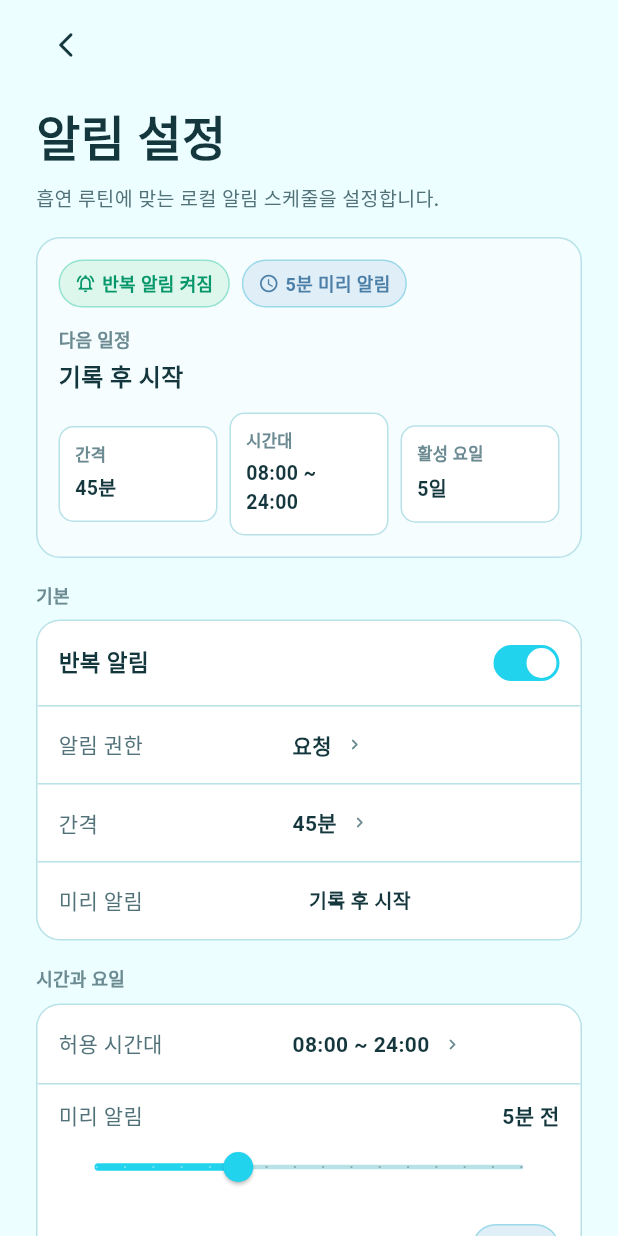
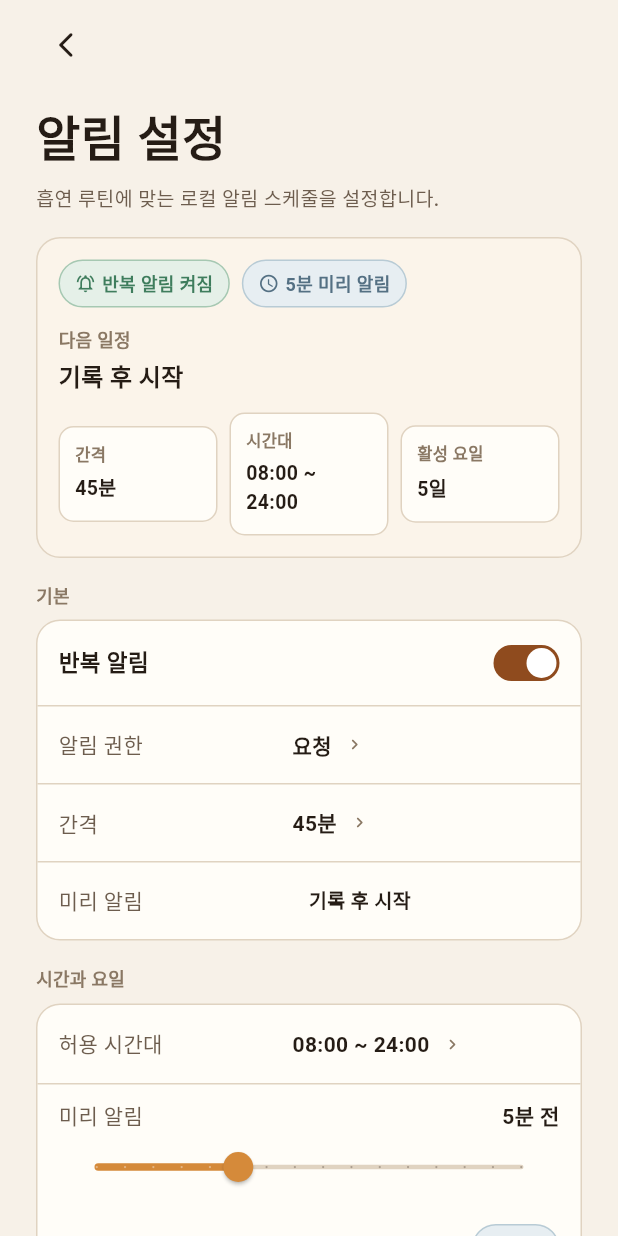
Before and after one commit to Forevernewvie/smoketimer, a Flutter app: the screen it shows after launch, after a tap on "건너뛰기", after a tap on "알림 설정", on a phone screen of 412 x 824 dp. Run offline on Flutter 3.47's test engine with Material 3 defaults, Android fonts, the phone set to English and light mode, and no system bars; our stand-ins replace flutter_local_notifications, flutter_riverpod, flutter_timezone, google_mobile_ads, shared_preferences, timezone; missing offline and left inert: home_widget; Roboto replaces fonts that are missing (Sora).

Commit message:
Align the smoking timer around a quieter ritual tone
Replace the cool cyan health-app palette with a warm amber, ivory, and charcoal system after checking current store references for timer and smoking tracker apps. The same tone now covers in-app surfaces, launch/app icons, splash backgrounds, and home widgets.

Constraint: User asked to reanalyze the UI tone against Play Store and App Store references, then apply the best-fitting tone.

Rejected: Keep the cyan/mint palette | it read as too cold and generic for a timer-centered smoking interval app.

Rejected: Neon, gamified, or smoke-effect styling | it would distract from the timer and risk glamorizing smoking behavior.

Confidence: high

Scope-risk: moderate

Directive: Future tone changes must update shared tokens, launcher/splash assets, widgets, and contrast coverage together.

Tested: git diff --check; flutter analyze; flutter test; targeted contrast/status tests; Android emulator debug install and visual smoke screenshot.

Not-tested: iOS device run and release signing/store submission flows.

Co-authored-by: OmX <omx@oh-my-codex.dev>

```diff
--- a/lib/main.dart
+++ b/lib/main.dart
@@ -75,6 +75,8 @@ class SmokeTimerApp extends ConsumerWidget {
           seedColor: SmokeUiPalette.accent,
           primary: SmokeUiPalette.accentDark,
           secondary: SmokeUiPalette.mint,
+          tertiary: SmokeUiPalette.info,
+          surface: SmokeUiTheme.light.surface,
         ),
       ),
       darkTheme: ThemeData(
@@ -83,8 +85,9 @@ class SmokeTimerApp extends ConsumerWidget {
         scaffoldBackgroundColor: SmokeUiTheme.dark.background,
         colorScheme: const ColorScheme.dark(
           primary: SmokeUiPalette.accent,
-          secondary: SmokeUiPalette.info,
-          surface: Color(0xFF16211E),
+          secondary: SmokeUiPalette.mint,
+          tertiary: SmokeUiPalette.info,
+          surface: Color(0xFF211912),
         ),
       ),
       home: const RootStageScreen(),
--- a/lib/screens/step0_smoker_timer_screen_heroes.dart
+++ b/lib/screens/step0_smoker_timer_screen_heroes.dart
@@ -12,8 +12,8 @@ class _RingHero extends StatelessWidget {
   Widget build(BuildContext context) {
     final ui = SmokeUiTheme.of(context);
     final centerFill = Theme.of(context).brightness == Brightness.dark
-        ? const Color(0xFF0F1318)
-        : const Color(0xFF121417);
+        ? const Color(0xFF4A2D1A)
+        : const Color(0xFF3A2417);
     return SurfaceCard(
       padding: const EdgeInsets.all(16),
       strokeColor: ui.border,
@@ -60,7 +60,7 @@ class _RingHero extends StatelessWidget {
                         Text(
                           '42',
                           style: TextStyle(
-                            color: Color(0xFFF8FAFC),
+                            color: Color(0xFFFFF7EA),
                             fontFamily: 'Sora',
                             fontSize: 42,
                             fontWeight: FontWeight.w700,
@@ -70,7 +70,7 @@ class _RingHero extends StatelessWidget {
                         Text(
                           '분 경과',
                           style: TextStyle(
-                            color: Color(0xFFD0D7E2),
+                            color: Color(0xFFEBD6BC),
                             fontSize: 11,
                             fontWeight: FontWeight.w600,
                           ),
@@ -119,9 +119,9 @@ class _BarHero extends StatelessWidget {
                 mainAxisAlignment: MainAxisAlignment.spaceBetween,
                 crossAxisAlignment: CrossAxisAlignment.end,
                 children: const [
-                  _BarChartPillar(height: 62, color: Color(0xFFFFD8B8)),
-                  _BarChartPillar(height: 94, color: Color(0xFFFFB67E)),
-                  _BarChartPillar(height: 52, color: Color(0xFFFFE4CE)),
+                  _BarChartPillar(height: 62, color: Color(0xFFECCDA8)),
+                  _BarChartPillar(height: 94, color: Color(0xFFE2A864)),
+                  _BarChartPillar(height: 52, color: Color(0xFFF3DDC1)),
                   _BarChartPillar(height: 112, color: SmokeUiPalette.accent),
                   _BarChartPillar(height: 74, color: SmokeUiPalette.mint),
                 ],
--- a/lib/screens/step0_smoker_timer_screen_page.dart
+++ b/lib/screens/step0_smoker_timer_screen_page.dart
@@ -142,8 +142,8 @@ class _OnboardingPage extends StatelessWidget {
   /// Maps page index to its supporting accent color.
   Color _resolveAccentColor(int index) {
     return switch (index) {
-      0 => const Color(0xFF1D4ED8),
-      1 => SmokeUiPalette.accentDark,
+      0 => SmokeUiPalette.accentDark,
+      1 => SmokeUiPalette.info,
       _ => SmokeUiPalette.mint,
     };
   }
@@ -166,7 +166,7 @@ class _OnboardingHeader extends StatelessWidget {
         Text(
           '${pageIndex + 1}/3',
           style: const TextStyle(
-            color: Color(0xFF1D4ED8),
+            color: SmokeUiPalette.accentDark,
             fontSize: 12,
             fontWeight: FontWeight.w700,
           ),
--- a/lib/screens/step0_splash_screen.dart
+++ b/lib/screens/step0_splash_screen.dart
@@ -59,7 +59,7 @@ class _SplashA3Card extends StatelessWidget {
                 icon: Icons.timer_outlined,
                 foregroundColor: SmokeUiPalette.accentDark,
                 backgroundColor: SmokeUiPalette.accentSoft,
-                borderColor: Color(0xFFFFC89E),
+                borderColor: SmokeUiPalette.accentBorder,
               ),
               const SizedBox(height: 16),
               Row(
--- a/lib/screens/step1_screen_alert_overview.dart
+++ b/lib/screens/step1_screen_alert_overview.dart
@@ -119,25 +119,25 @@ class _AlertTonePalette {
         return const _AlertTonePalette(
           foregroundColor: SmokeUiPalette.info,
           backgroundColor: SmokeUiPalette.infoSoft,
-          borderColor: Color(0xFF9BD9E8),
+          borderColor: SmokeUiPalette.infoBorder,
         );
       case AlertSettingsTone.warning:
         return const _AlertTonePalette(
           foregroundColor: SmokeUiPalette.warning,
           backgroundColor: SmokeUiPalette.warningSoft,
-          borderColor: Color(0xFFF3C58F),
+          borderColor: SmokeUiPalette.warningBorder,
         );
       case AlertSettingsTone.success:
         return const _AlertTonePalette(
           foregroundColor: SmokeUiPalette.mint,
           backgroundColor: SmokeUiPalette.mintSoft,
-          borderColor: Color(0xFF94E3CF),
+          borderColor: SmokeUiPalette.mintBorder,
         );
       case AlertSettingsTone.risk:
         return const _AlertTonePalette(
           foregroundColor: SmokeUiPalette.risk,
           backgroundColor: SmokeUiPalette.riskSoft,
-          borderColor: Color(0xFFF4B6B3),
+          borderColor: SmokeUiPalette.riskBorder,
         );
     }
   }
--- a/lib/screens/step1_screen_home.dart
+++ b/lib/screens/step1_screen_home.dart
@@ -68,8 +68,8 @@ class _HomeCard extends StatelessWidget {
   @override
   Widget build(BuildContext context) {
     final ringCenterFill = Theme.of(context).brightness == Brightness.dark
-        ? const Color(0xFF10211D)
-        : const Color(0xFF17312B);
+        ? const Color(0xFF4A2D1A)
+        : const Color(0xFF3A2417);
     final textScale = MediaQuery.textScalerOf(context).scale(1);
     final intervalPresentation = HomeStatusPresenter.buildIntervalStatus(
       HomeIntervalStatusInput(
--- a/lib/screens/step1_screen_home_hero.dart
+++ b/lib/screens/step1_screen_home_hero.dart
@@ -112,7 +112,7 @@ class _HomeHeroSection extends StatelessWidget {
                           Text(
                             elapsedMinutes.toString(),
                             style: const TextStyle(
-                              color: Color(0xFFF8FAFC),
+                              color: Color(0xFFFFF7EA),
                               fontFamily: 'Sora',
                               fontSize: _ringValueFontSize,
                               fontWeight: FontWeight.w700,
@@ -122,7 +122,7 @@ class _HomeHeroSection extends StatelessWidget {
                           const Text(
                             '분 경과',
                             style: TextStyle(
-                              color: Color(0xFFD0D7E2),
+                              color: Color(0xFFEBD6BC),
                               fontSize: _ringLabelFontSize,
                               fontWeight: FontWeight.w600,
                             ),
--- a/lib/screens/step1_screen_home_status.dart
+++ b/lib/screens/step1_screen_home_status.dart
@@ -83,25 +83,25 @@ class _StatusTonePalette {
         return const _StatusTonePalette(
           foregroundColor: SmokeUiPalette.info,
           backgroundColor: SmokeUiPalette.infoSoft,
-          borderColor: Color(0xFF9BD9E8),
+          borderColor: SmokeUiPalette.infoBorder,
         );
       case HomeStatusTone.warning:
         return const _StatusTonePalette(
           foregroundColor: SmokeUiPalette.warning,
           backgroundColor: SmokeUiPalette.warningSoft,
-          borderColor: Color(0xFFF3C58F),
+          borderColor: SmokeUiPalette.warningBorder,
         );
       case HomeStatusTone.success:
         return const _StatusTonePalette(
           foregroundColor: SmokeUiPalette.mint,
           backgroundColor: SmokeUiPalette.mintSoft,
-          borderColor: Color(0xFF94E3CF),
+          borderColor: SmokeUiPalette.mintBorder,
         );
       case HomeStatusTone.risk:
         return const _StatusTonePalette(
           foregroundColor: SmokeUiPalette.risk,
           backgroundColor: SmokeUiPalette.riskSoft,
-          borderColor: Color(0xFFF4B6B3),
+          borderColor: SmokeUiPalette.riskBorder,
         );
     }
   }
--- a/lib/screens/step1_screen_home_summary.dart
+++ b/lib/screens/step1_screen_home_summary.dart
@@ -58,8 +58,8 @@ class _HomeRhythmCoachCard extends StatelessWidget {
                     ? SmokeUiPalette.mintSoft
                     : SmokeUiPalette.accentSoft,
                 borderColor: isBeyondTarget
-                    ? const Color(0xFF94E3CF)
-                    : const Color(0xFF8CE3F1),
+                    ? SmokeUiPalette.mintBorder
+                    : SmokeUiPalette.accentBorder,
               ),
             ),
             const SizedBox(height: SmokeUiSpacing.sm),
@@ -206,7 +206,7 @@ class _CravingPauseCard extends StatelessWidget {
                 icon: Icons.lock_outline_rounded,
                 foregroundColor: SmokeUiPalette.accentDark,
                 backgroundColor: SmokeUiPalette.accentSoft,
-                borderColor: const Color(0xFF8CE3F1),
+                borderColor: SmokeUiPalette.accentBorder,
               ),
             ),
             const SizedBox(height: SmokeUiSpacing.sm),
--- a/lib/screens/step1_screen_shared.dart
+++ b/lib/screens/step1_screen_shared.dart
@@ -63,7 +63,7 @@ TextStyle _settingRowLabelStyle(SmokeUiTheme ui, _Step1SettingRowTone tone) {
       fontWeight: FontWeight.w500,
     ),
     _Step1SettingRowTone.danger => const TextStyle(
-      color: Color(0xFFD95B57),
+      color: SmokeUiPalette.risk,
       fontSize: 14,
       fontWeight: FontWeight.w600,
     ),
--- a/lib/widgets/pen_design_widgets.dart
+++ b/lib/widgets/pen_design_widgets.dart
@@ -5,24 +5,29 @@ import 'package:flutter/material.dart';
 class SmokeUiPalette {
   const SmokeUiPalette._();
 
-  static const background = Color(0xFFECFEFF);
-  static const backgroundElevated = Color(0xFFDDF7FB);
-  static const surface = Color(0xFFFFFFFF);
-  static const surfaceBorder = Color(0xFFB8E2E8);
-  static const textPrimary = Color(0xFF14363D);
-  static const textSecondary = Color(0xFF52727A);
-  static const accent = Color(0xFF22D3EE);
-  static const accentDark = Color(0xFF0891B2);
-  static const accentSoft = Color(0xFFDDF7FB);
-  static const mint = Color(0xFF059669);
-  static const mintSoft = Color(0xFFDDF7EC);
-  static const info = Color(0xFF4C7FA7);
-  static const infoSoft = Color(0xFFE0EEF8);
-  static const warning = Color(0xFFC07A33);
-  static const warningSoft = Color(0xFFF8E8D8);
-  static const risk = Color(0xFFD95B57);
-  static const riskSoft = Color(0xFFFEE2E2);
-  static const neutralSoft = Color(0xFFEAF1EE);
+  static const background = Color(0xFFF7F1E8);
+  static const backgroundElevated = Color(0xFFF0E6D8);
+  static const surface = Color(0xFFFFFDF8);
+  static const surfaceBorder = Color(0xFFE0D3C1);
+  static const textPrimary = Color(0xFF251C15);
+  static const textSecondary = Color(0xFF6D5D4E);
+  static const accent = Color(0xFFD58A3A);
+  static const accentDark = Color(0xFF8F4B1E);
+  static const accentSoft = Color(0xFFF8E6CF);
+  static const accentBorder = Color(0xFFE6BA85);
+  static const mint = Color(0xFF3F7D5D);
+  static const mintSoft = Color(0xFFE5F0E8);
+  static const mintBorder = Color(0xFFA6C8B2);
+  static const info = Color(0xFF547083);
+  static const infoSoft = Color(0xFFE7EEF2);
+  static const infoBorder = Color(0xFFB8CBD5);
+  static const warning = Color(0xFF9B5B1F);
+  static const warningSoft = Color(0xFFF5E1C8);
+  static const warningBorder = Color(0xFFD9B177);
+  static const risk = Color(0xFFB94A43);
+  static const riskSoft = Color(0xFFF6DEDA);
+  static const riskBorder = Color(0xFFDFA49E);
+  static const neutralSoft = Color(0xFFEFE6D8);
 }
 
 class SmokeUiSpacing {
@@ -73,31 +78,31 @@ class SmokeUiTheme {
   final Color ringTrack;
 
   static const SmokeUiTheme light = SmokeUiTheme._(
-    background: Color(0xFFECFEFF),
-    surface: Color(0xFFFFFFFF),
-    surfaceAlt: Color(0xFFF5FDFF),
-    border: Color(0xFFB8E2E8),
-    textPrimary: Color(0xFF14363D),
-    textSecondary: Color(0xFF52727A),
-    textMuted: Color(0xFF6B8A91),
-    neutralSoft: Color(0xFFE6F6F8),
-    criticalSoft: Color(0xFFFEE2E2),
-    criticalBorder: Color(0xFFFCA5A5),
-    ringTrack: Color(0xFFC6E9EE),
+    background: SmokeUiPalette.background,
+    surface: SmokeUiPalette.surface,
+    surfaceAlt: Color(0xFFFBF4EA),
+    border: SmokeUiPalette.surfaceBorder,
+    textPrimary: SmokeUiPalette.textPrimary,
+    textSecondary: SmokeUiPalette.textSecondary,
+    textMuted: Color(0xFF8A7864),
+    neutralSoft: SmokeUiPalette.neutralSoft,
+    criticalSoft: SmokeUiPalette.riskSoft,
+    criticalBorder: SmokeUiPalette.riskBorder,
+    ringTrack: Color(0xFFE7D9C7),
   );
 
   static const SmokeUiTheme dark = SmokeUiTheme._(
-    background: Color(0xFF0F1715),
-    surface: Color(0xFF16211E),
-    surfaceAlt: Color(0xFF1B2A26),
-    border: Color(0xFF294039),
-    textPrimary: Color(0xFFF1F6F4),
-    textSecondary: Color(0xFF9EB3AD),
-    textMuted: Color(0xFF839892),
-    neutralSoft: Color(0xFF22332E),
-    criticalSoft: Color(0xFF3B1F23),
-    criticalBorder: Color(0xFF8A3A44),
-    ringTrack: Color(0xFF294039),
+    background: Color(0xFF15100C),
+    surface: Color(0xFF211912),
+    surfaceAlt: Color(0xFF2A2119),
+    border: Color(0xFF463728),
+    textPrimary: Color(0xFFF8EFE3),
+    textSecondary: Color(0xFFCDBEA8),
+    textMuted: Color(0xFFA99379),
+    neutralSoft: Color(0xFF352A20),
+    criticalSoft: Color(0xFF3A201C),
+    criticalBorder: Color(0xFF884A40),
+    ringTrack: Color(0xFF3B2D21),
   );
 
   static SmokeUiTheme of(BuildContext context) {
@@ -155,7 +160,7 @@ class RingGauge extends StatelessWidget {
     required this.sweepAngle,
     required this.value,
     required this.label,
-    this.trackColor = const Color(0xFFCDD6E2),
+    this.trackColor = SmokeUiPalette.neutralSoft,
     this.arcColor = SmokeUiPalette.accent,
     this.valueStyle = const TextStyle(
       color: SmokeUiPalette.textPrimary,
@@ -279,6 +284,7 @@ class PageDots extends StatelessWidget {
 
   @override
   Widget build(BuildContext context) {
+    final ui = SmokeUiTheme.of(context);
     return Row(
       mainAxisSize: MainAxisSize.min,
       children: List.generate(3, (index) {
@@ -288,7 +294,7 @@ class PageDots extends StatelessWidget {
           height: 8,
           margin: EdgeInsets.only(right: index == 2 ? 0 : 6),
           decoration: BoxDecoration(
-            color: active ? SmokeUiPalette.accent : const Color(0xFFCBD5E1),
+            color: active ? SmokeUiPalette.accentDark : ui.neutralSoft,
             borderRadius: BorderRadius.circular(99),
           ),
         );
@@ -311,7 +317,7 @@ class TogglePill extends StatelessWidget {
       width: 44,
       height: 24,
       decoration: BoxDecoration(
-        color: isOn ? SmokeUiPalette.accent : ui.neutralSoft,
+        color: isOn ? SmokeUiPalette.accentDark : ui.neutralSoft,
         borderRadius: BorderRadius.circular(12),
       ),
       child: Stack(
@@ -351,7 +357,7 @@ class DayChip extends StatelessWidget {
       height: 32,
       alignment: Alignment.center,
       decoration: BoxDecoration(
-        color: active ? const Color(0xFF1D4ED8) : ui.neutralSoft,
+        color: active ? SmokeUiPalette.accentDark : ui.neutralSoft,
         borderRadius: BorderRadius.circular(8),
         border: active ? null : Border.all(color: ui.border),
       ),
--- a/pubspec.yaml
+++ b/pubspec.yaml
@@ -61,7 +61,7 @@ flutter_launcher_icons:
   android: true
   ios: true
   image_path: assets/icon/app_icon.png
-  adaptive_icon_background: "#2563EB"
+  adaptive_icon_background: "#3A2417"
   adaptive_icon_foreground: assets/icon/app_icon_foreground.png
   remove_alpha_ios: true
 
```
Also changed, not shown: assets/icon/app_icon.png, assets/icon/app_icon_foreground.png, 39 other files.
